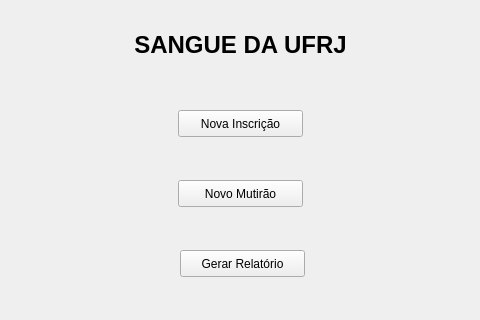
lucasdepaula/sbvbproject, file dev/sangueDaUFRJ/mainmenu.ui: the form before one commit; both pictures show x 0 to 480 and y 0 to 320 of the 480 by 485 pixel window.
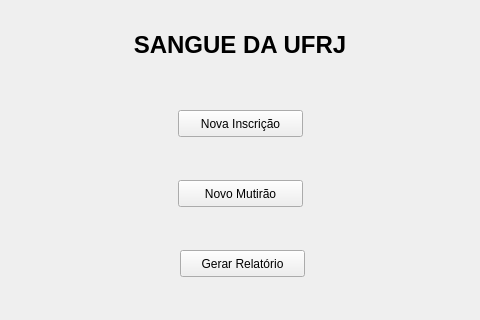
The form after the commit.

Commit message:
Fixed problem with labels.
Please verify if it's ok with all of you. I'm not sure if the "about"
screen is ok with all OS's. I've adjusted it. For Windows it's ok.

```diff
--- a/dev/sangueDaUFRJ/mainmenu.ui
+++ b/dev/sangueDaUFRJ/mainmenu.ui
@@ -89,7 +89,7 @@
      <rect>
       <x>60</x>
       <y>30</y>
-      <width>361</width>
+      <width>360</width>
       <height>31</height>
      </rect>
     </property>
```
Left out of the diff: 2 changed lines with no effect on the pictures. The commit also changes 5 other files.
